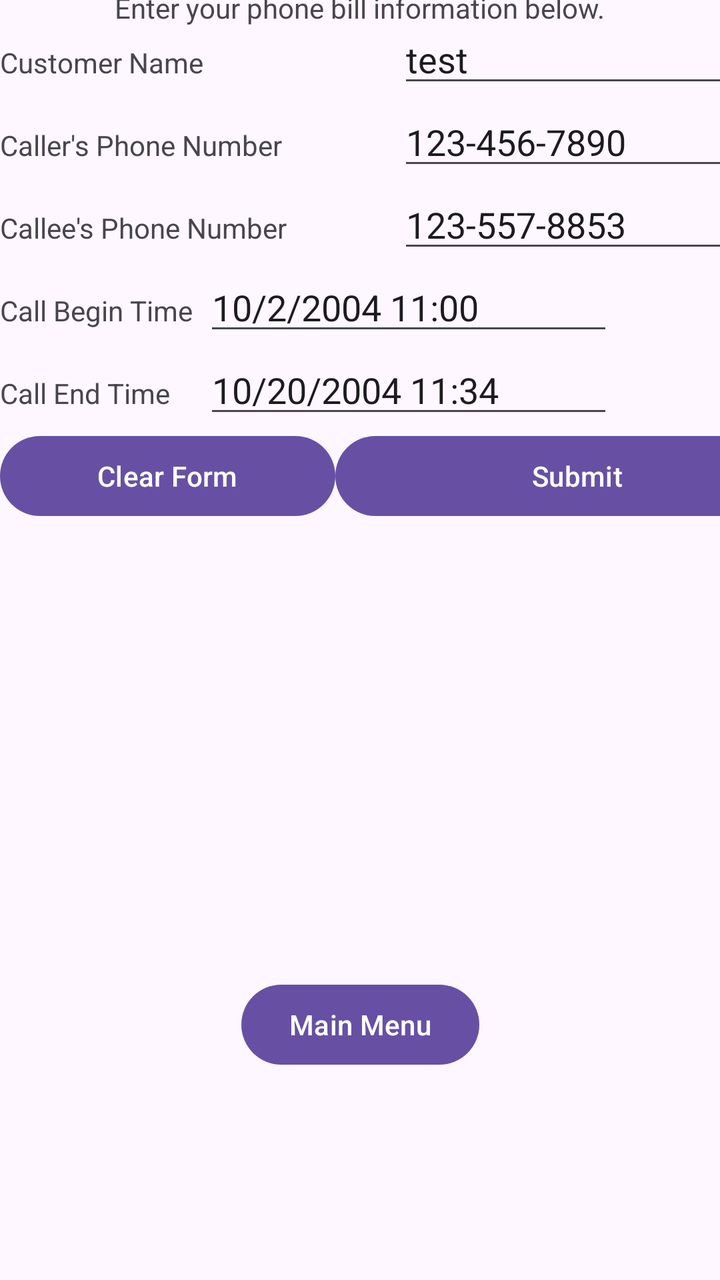
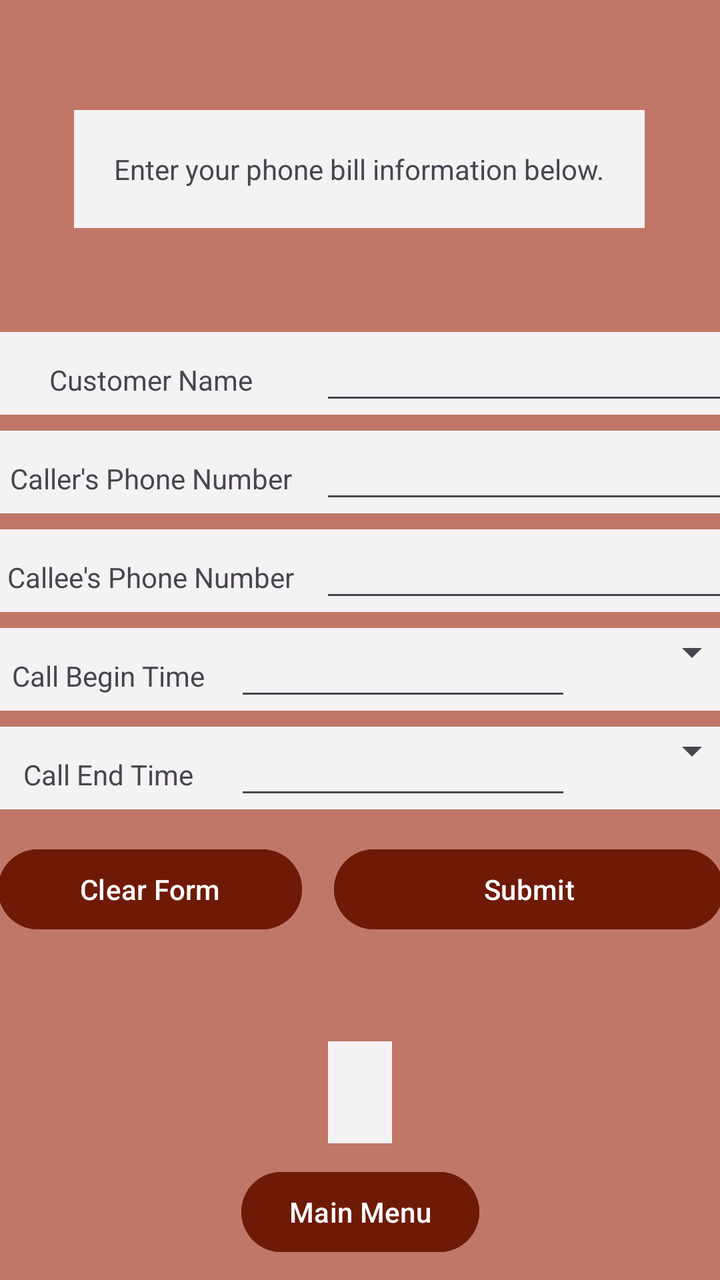

Before-and-after screenshots of an Android layout around one commit, followed by the original layout XML and the change that was made.
<!-- AndroidManifest.xml: application theme Theme.PhoneBill -->
<!-- res/layout/activity_phone_bill.xml -->
<?xml version="1.0" encoding="utf-8"?>
<androidx.constraintlayout.widget.ConstraintLayout xmlns:android="http://schemas.android.com/apk/res/android"
    xmlns:app="http://schemas.android.com/apk/res-auto"
    xmlns:tools="http://schemas.android.com/tools"
    android:id="@+id/main"
    android:layout_width="match_parent"
    android:layout_height="match_parent"
    tools:context=".AddPhoneBillActivity">

    <TextView
        android:id="@+id/phoneBillAppInstructions"
        android:layout_width="wrap_content"
        android:layout_height="wrap_content"
        android:text="@string/phoneBillActivityInstructions"
        app:layout_constraintEnd_toEndOf="parent"
        app:layout_constraintStart_toStartOf="parent"
        app:layout_constraintTop_toTopOf="parent"
        app:layout_constraintBottom_toTopOf="@id/phoneBillLayoutBlock"/>

    <LinearLayout
        android:id="@+id/phoneBillLayoutBlock"
        android:layout_width="409dp"
        android:layout_height="wrap_content"
        android:layout_marginBottom="219dp"
        android:orientation="vertical"
        app:layout_constraintBottom_toTopOf="@+id/backToMainButton"
        app:layout_constraintTop_toBottomOf="@id/phoneBillAppInstructions"
        app:layout_constraintStart_toStartOf="parent"
        app:layout_constraintTop_toTopOf="parent"

        tools:layout_editor_absoluteX="1dp">

        <LinearLayout
            android:id="@+id/nameFieldBlock"
            android:layout_width="match_parent"
            android:layout_height="wrap_content"
            android:orientation="horizontal">

            <TextView
                android:id="@+id/nameTextView"
                android:layout_width="0dp"
                android:layout_height="wrap_content"
                android:layout_weight="1"
                android:text="@string/customer_name" />

            <EditText
                android:id="@+id/nameField"
                android:layout_width="wrap_content"
                android:layout_height="wrap_content"
                android:ems="10"
                android:inputType="text"
                android:text="test" />

        </LinearLayout>

        <LinearLayout
            android:id="@+id/callerFieldBlock"
            android:layout_width="match_parent"
            android:layout_height="wrap_content"
            android:orientation="horizontal">

            <TextView
                android:id="@+id/callerTextView"
                android:layout_width="0dp"
                android:layout_height="wrap_content"
                android:layout_weight="1"
                android:text="@string/caller_s_phone_number" />

            <EditText
                android:id="@+id/callerField"
                android:layout_width="wrap_content"
                android:layout_height="wrap_content"
                android:ems="10"
                android:inputType="phone"
                android:text="123-456-7890" />

        </LinearLayout>

        <LinearLayout
            android:id="@+id/calleeFieldBlock"
            android:layout_width="match_parent"
            android:layout_height="wrap_content"
            android:orientation="horizontal">

            <TextView
                android:id="@+id/calleeTextView"
                android:layout_width="0dp"
                android:layout_height="wrap_content"
                android:layout_weight="1"
                android:text="@string/callee_s_phone_number" />

            <EditText
                android:id="@+id/calleeField"
                android:layout_width="wrap_content"
                android:layout_height="wrap_content"
                android:ems="10"
                android:inputType="phone"
                android:text="123-557-8853" />

        </LinearLayout>

        <LinearLayout
            android:id="@+id/beginTimeFieldBlock"
            android:layout_width="match_parent"
            android:layout_height="wrap_content"
            android:orientation="horizontal"
            android:weightSum="8">

            <TextView
                android:id="@+id/beginTimeTextView"
                android:layout_height="wrap_content"
                android:layout_weight="2"
                android:text="@string/call_begin_time"
                android:layout_width="0dp"/>

            <EditText
                android:id="@+id/beginTimeField"
                android:layout_width="0dp"
                android:layout_height="wrap_content"
                android:layout_weight="4"
                android:ems="10"
                android:inputType="datetime"
                android:text="10/2/2004 11:00" />

            <Spinner
                android:id="@+id/beginTimeSpinner"
                android:layout_height="wrap_content"
                android:layout_weight="2"
                android:layout_width="0dp"/>
        </LinearLayout>

        <LinearLayout
            android:id="@+id/endTimeFieldBlock"
            android:layout_width="match_parent"
            android:layout_height="wrap_content"
            android:orientation="horizontal"
            android:weightSum="8">

            <TextView
                android:id="@+id/endTimeTextView"
                android:layout_height="wrap_content"
                android:layout_weight="2"
                android:text="@string/call_end_time"
                android:layout_width="0dp"/>

            <EditText
                android:id="@+id/endTimeField"
                android:layout_width="0dp"
                android:layout_height="wrap_content"
                android:layout_weight="4"
                android:ems="10"
                android:inputType="datetime"
                android:text="10/20/2004 11:34" />

            <Spinner
                android:id="@+id/endTimeSpinner"
                android:layout_height="wrap_content"
                android:layout_weight="2"
                android:layout_width="0dp" />

        </LinearLayout>

        <LinearLayout
            android:layout_width="match_parent"
            android:layout_height="match_parent"
            android:orientation="horizontal">

            <Button
                android:id="@+id/clearFormButton"
                android:layout_width="wrap_content"
                android:layout_height="wrap_content"
                android:layout_weight="1"
                android:onClick="clearForm"
                android:text="@string/clear_form" />

            <Button
                android:id="@+id/submitPhoneBillButton"
                android:layout_width="wrap_content"
                android:layout_height="wrap_content"
                android:layout_weight="3"
                android:onClick="createPhoneBill"
                android:text="@string/submit" />

        </LinearLayout>

    </LinearLayout>

    <TextView
        android:id="@+id/phoneBillConfirmation"
        android:layout_width="wrap_content"
        android:layout_height="wrap_content"
        tools:layout_editor_absoluteX="174dp"
        tools:layout_editor_absoluteY="455dp"
        app:layout_constraintStart_toStartOf="parent"
        app:layout_constraintEnd_toEndOf="parent"
        app:layout_constraintTop_toBottomOf="@id/phoneBillLayoutBlock"
        app:layout_constraintBottom_toTopOf="@id/backToMainButton" />

    <Button
        android:id="@+id/backToMainButton"
        android:layout_width="wrap_content"
        android:layout_height="wrap_content"
        android:onClick="goBackToMainActivity"
        android:text="@string/back_to_main"
        tools:layout_editor_absoluteX="141dp"
        app:layout_constraintEnd_toEndOf="parent"
        app:layout_constraintStart_toStartOf="parent"
        app:layout_constraintTop_toBottomOf="@id/phoneBillConfirmation"
        app:layout_constraintBottom_toBottomOf="parent" />




</androidx.constraintlayout.widget.ConstraintLayout>
<!-- resources referenced by this layout -->
<resources>
  <string name="back_to_main">Main Menu</string>
  <string name="call_begin_time">Call Begin Time</string>
  <string name="call_end_time">Call End Time</string>
  <string name="callee_s_phone_number">Callee\'s Phone Number</string>
  <string name="caller_s_phone_number">Caller\'s Phone Number</string>
  <string name="clear_form">Clear Form</string>
  <string name="customer_name">Customer Name</string>
  <string name="phoneBillActivityInstructions">Enter your phone bill information below.</string>
  <string name="submit">Submit</string>
  <style name="Theme.PhoneBill" parent="Base.Theme.PhoneBill" />
  <style name="Base.Theme.PhoneBill" parent="Theme.Material3.DayNight.NoActionBar">
          
          
      </style>
</resources>

<!-- the commit's change to res/layout/activity_phone_bill.xml (unified diff, before → after) -->
@@ -5,35 +5,41 @@
     android:id="@+id/main"
     android:layout_width="match_parent"
     android:layout_height="match_parent"
+    android:background="@color/pink"
     tools:context=".AddPhoneBillActivity">
 
     <TextView
         android:id="@+id/phoneBillAppInstructions"
         android:layout_width="wrap_content"
         android:layout_height="wrap_content"
+        android:layout_marginTop="55dp"
+        android:layout_marginBottom="52dp"
+        android:background="@color/white"
+        android:padding="20dp"
         android:text="@string/phoneBillActivityInstructions"
-        app:layout_constraintEnd_toEndOf="parent"
+        app:layout_constraintBottom_toTopOf="@+id/phoneBillLayoutBlock"
+        app:layout_constraintEnd_toEndOf="parent"
+        app:layout_constraintHorizontal_bias="0.496"
         app:layout_constraintStart_toStartOf="parent"
-        app:layout_constraintTop_toTopOf="parent"
-        app:layout_constraintBottom_toTopOf="@id/phoneBillLayoutBlock"/>
+        app:layout_constraintTop_toTopOf="parent" />
 
     <LinearLayout
         android:id="@+id/phoneBillLayoutBlock"
-        android:layout_width="409dp"
-        android:layout_height="wrap_content"
-        android:layout_marginBottom="219dp"
+        android:layout_width="379dp"
+        android:layout_height="wrap_content"
+
+        android:layout_marginBottom="197dp"
         android:orientation="vertical"
-        app:layout_constraintBottom_toTopOf="@+id/backToMainButton"
-        app:layout_constraintTop_toBottomOf="@id/phoneBillAppInstructions"
-        app:layout_constraintStart_toStartOf="parent"
-        app:layout_constraintTop_toTopOf="parent"
-
-        tools:layout_editor_absoluteX="1dp">
+        app:layout_constraintBottom_toTopOf="@+id/phoneBillConfirmation"
+        app:layout_constraintEnd_toEndOf="parent"
+        app:layout_constraintStart_toStartOf="parent">
 
         <LinearLayout
             android:id="@+id/nameFieldBlock"
             android:layout_width="match_parent"
             android:layout_height="wrap_content"
+            android:layout_marginBottom="8dp"
+            android:background="@color/white"
             android:orientation="horizontal">
 
             <TextView
@@ -41,15 +47,15 @@
                 android:layout_width="0dp"
                 android:layout_height="wrap_content"
                 android:layout_weight="1"
-                android:text="@string/customer_name" />
+                android:text="@string/customer_name"
+                android:textAlignment="center" />
 
             <EditText
                 android:id="@+id/nameField"
                 android:layout_width="wrap_content"
                 android:layout_height="wrap_content"
                 android:ems="10"
-                android:inputType="text"
-                android:text="test" />
+                android:inputType="text" />
 
         </LinearLayout>
 
@@ -57,6 +63,8 @@
             android:id="@+id/callerFieldBlock"
             android:layout_width="match_parent"
             android:layout_height="wrap_content"
+            android:layout_marginBottom="8dp"
+            android:background="@color/white"
             android:orientation="horizontal">
 
             <TextView
@@ -64,15 +72,15 @@
                 android:layout_width="0dp"
                 android:layout_height="wrap_content"
                 android:layout_weight="1"
-                android:text="@string/caller_s_phone_number" />
+                android:text="@string/caller_s_phone_number"
+                android:textAlignment="center" />
 
             <EditText
                 android:id="@+id/callerField"
                 android:layout_width="wrap_content"
                 android:layout_height="wrap_content"
                 android:ems="10"
-                android:inputType="phone"
-                android:text="123-456-7890" />
+                android:inputType="phone" />
 
         </LinearLayout>
 
@@ -80,6 +88,8 @@
             android:id="@+id/calleeFieldBlock"
             android:layout_width="match_parent"
             android:layout_height="wrap_content"
+            android:layout_marginBottom="8dp"
+            android:background="@color/white"
             android:orientation="horizontal">
 
             <TextView
@@ -87,15 +97,15 @@
                 android:layout_width="0dp"
                 android:layout_height="wrap_content"
                 android:layout_weight="1"
-                android:text="@string/callee_s_phone_number" />
+                android:text="@string/callee_s_phone_number"
+                android:textAlignment="center" />
 
             <EditText
                 android:id="@+id/calleeField"
                 android:layout_width="wrap_content"
                 android:layout_height="wrap_content"
                 android:ems="10"
-                android:inputType="phone"
-                android:text="123-557-8853" />
+                android:inputType="phone" />
 
         </LinearLayout>
 
@@ -103,15 +113,18 @@
             android:id="@+id/beginTimeFieldBlock"
             android:layout_width="match_parent"
             android:layout_height="wrap_content"
+            android:layout_marginBottom="8dp"
+            android:background="@color/white"
             android:orientation="horizontal"
-            android:weightSum="8">
+            android:weightSum="9">
 
             <TextView
                 android:id="@+id/beginTimeTextView"
-                android:layout_height="wrap_content"
-                android:layout_weight="2"
+                android:layout_width="0dp"
+                android:layout_height="wrap_content"
+                android:layout_weight="3"
                 android:text="@string/call_begin_time"
-                android:layout_width="0dp"/>
+                android:textAlignment="center" />
 
             <EditText
                 android:id="@+id/beginTimeField"
@@ -119,29 +132,31 @@
                 android:layout_height="wrap_content"
                 android:layout_weight="4"
                 android:ems="10"
-                android:inputType="datetime"
-                android:text="10/2/2004 11:00" />
+                android:inputType="datetime" />
 
             <Spinner
                 android:id="@+id/beginTimeSpinner"
-                android:layout_height="wrap_content"
-                android:layout_weight="2"
-                android:layout_width="0dp"/>
+                android:layout_width="0dp"
+                android:layout_height="wrap_content"
+                android:layout_weight="2" />
         </LinearLayout>
 
         <LinearLayout
             android:id="@+id/endTimeFieldBlock"
             android:layout_width="match_parent"
             android:layout_height="wrap_content"
+            android:layout_marginBottom="8dp"
+            android:background="@color/white"
             android:orientation="horizontal"
-            android:weightSum="8">
+            android:weightSum="9">
 
             <TextView
                 android:id="@+id/endTimeTextView"
-                android:layout_height="wrap_content"
-                android:layout_weight="2"
+                android:layout_width="0dp"
+                android:layout_height="wrap_content"
+                android:layout_weight="3"
                 android:text="@string/call_end_time"
-                android:layout_width="0dp"/>
+                android:textAlignment="center" />
 
             <EditText
                 android:id="@+id/endTimeField"
@@ -149,14 +164,13 @@
                 android:layout_height="wrap_content"
                 android:layout_weight="4"
                 android:ems="10"
-                android:inputType="datetime"
-                android:text="10/20/2004 11:34" />
+                android:inputType="datetime" />
 
             <Spinner
                 android:id="@+id/endTimeSpinner"
-                android:layout_height="wrap_content"
-                android:layout_weight="2"
-                android:layout_width="0dp" />
+                android:layout_width="0dp"
+                android:layout_height="wrap_content"
+                android:layout_weight="2" />
 
         </LinearLayout>
 
@@ -169,7 +183,9 @@
                 android:id="@+id/clearFormButton"
                 android:layout_width="wrap_content"
                 android:layout_height="wrap_content"
-                android:layout_weight="1"
+                android:layout_margin="8dp"
+                android:layout_weight="1"
+                android:backgroundTint="@color/red"
                 android:onClick="clearForm"
                 android:text="@string/clear_form" />
 
@@ -177,7 +193,9 @@
                 android:id="@+id/submitPhoneBillButton"
                 android:layout_width="wrap_content"
                 android:layout_height="wrap_content"
+                android:layout_margin="8dp"
                 android:layout_weight="3"
+                android:backgroundTint="@color/red"
                 android:onClick="createPhoneBill"
                 android:text="@string/submit" />
 
@@ -189,12 +207,12 @@
         android:id="@+id/phoneBillConfirmation"
         android:layout_width="wrap_content"
         android:layout_height="wrap_content"
-        tools:layout_editor_absoluteX="174dp"
-        tools:layout_editor_absoluteY="455dp"
+        android:layout_marginTop="44dp"
+        android:background="@color/white"
+        android:padding="16dp"
+        app:layout_constraintEnd_toEndOf="parent"
         app:layout_constraintStart_toStartOf="parent"
-        app:layout_constraintEnd_toEndOf="parent"
-        app:layout_constraintTop_toBottomOf="@id/phoneBillLayoutBlock"
-        app:layout_constraintBottom_toTopOf="@id/backToMainButton" />
+        app:layout_constraintTop_toBottomOf="@id/phoneBillLayoutBlock" />
 
     <Button
         android:id="@+id/backToMainButton"
@@ -202,13 +220,11 @@
         android:layout_height="wrap_content"
         android:onClick="goBackToMainActivity"
         android:text="@string/back_to_main"
-        tools:layout_editor_absoluteX="141dp"
+        app:layout_constraintBottom_toBottomOf="parent"
         app:layout_constraintEnd_toEndOf="parent"
         app:layout_constraintStart_toStartOf="parent"
         app:layout_constraintTop_toBottomOf="@id/phoneBillConfirmation"
-        app:layout_constraintBottom_toBottomOf="parent" />
-
-
+        android:backgroundTint="@color/red"/>
 
 
 </androidx.constraintlayout.widget.ConstraintLayout>
<!-- resource entries referenced after the edit -->
@@ -1,5 +1,8 @@
 <!-- resources referenced by this layout -->
 <resources>
+  <color name="pink">#c17767</color>
+  <color name="red">#6f1a07</color>
+  <color name="white">#f4f2f3</color>
   <string name="back_to_main">Main Menu</string>
   <string name="call_begin_time">Call Begin Time</string>
   <string name="call_end_time">Call End Time</string>
